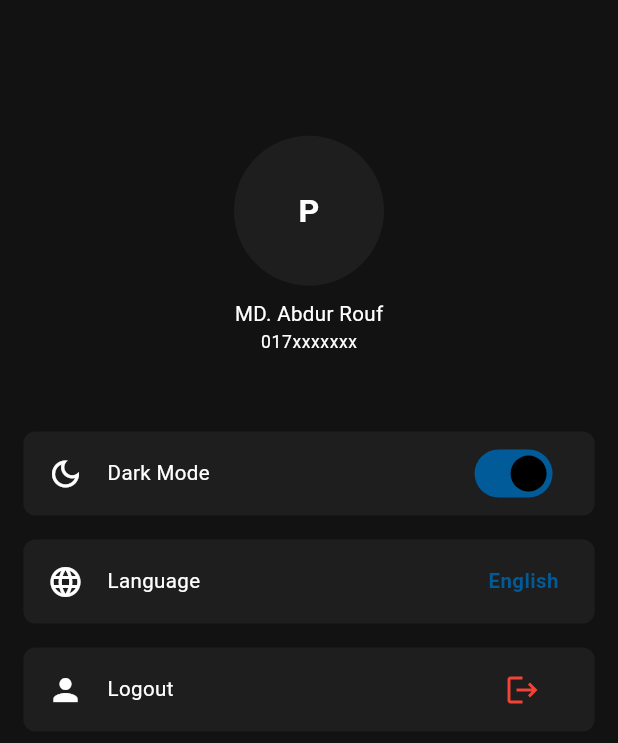
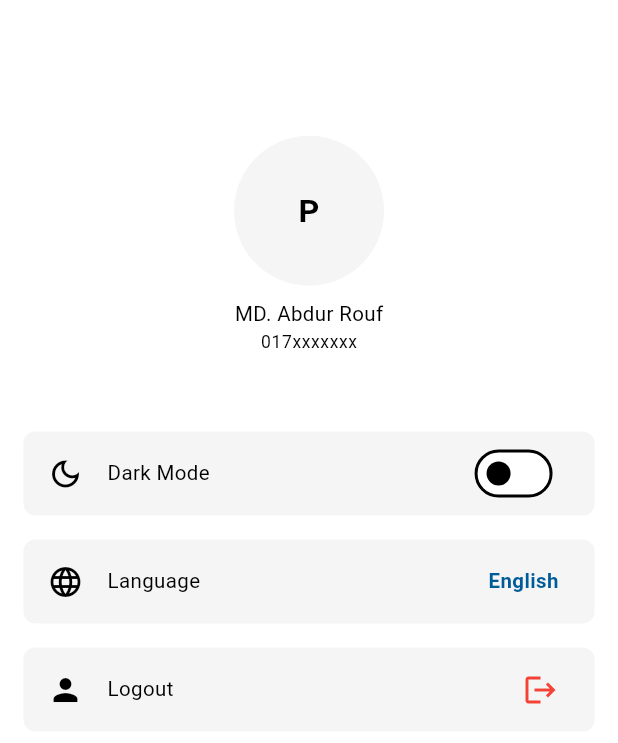
Before and after one commit to rajuislamdev/App-Testing, a Flutter app: the screen it shows after launch, after a tap on "Sign up", on a phone screen of 412 x 824 dp. Shown: the top 743 px of the screen. Run offline on Flutter 3.47's test engine with Material 3 defaults, Android fonts, the phone set to English and light mode, and no system bars; our stand-ins replace dio, flutter_form_builder, flutter_riverpod, flutter_screenutil, form_builder_validators, gap and 2 more; accounts and stored records are empty.

Commit message:
feat: Add multiple features
	- Design the logout dialog
	- Design the language change dialog

```diff
--- a/lib/app.dart
+++ b/lib/app.dart
@@ -1,7 +1,9 @@
 import 'package:app_test/config/app_theme.dart';
+import 'package:app_test/config/hive_constants.dart';
 import 'package:app_test/config/routes.dart';
 import 'package:flutter/material.dart';
 import 'package:flutter_screenutil/flutter_screenutil.dart';
+import 'package:hive_flutter/hive_flutter.dart';
 
 class MyApp extends StatelessWidget {
   const MyApp({super.key});
@@ -12,12 +14,18 @@ class MyApp extends StatelessWidget {
       designSize: const Size(390, 844),
       minTextAdapt: true,
       splitScreenMode: true,
-      builder: (context, child) => MaterialApp(
-        title: 'Flutter Demo',
-        theme: AppTheme.dark,
-        initialRoute: AppRoutes.splash,
-        onGenerateRoute: AppRoutes.generateRoute,
-      ),
+      builder: (context, child) => ValueListenableBuilder(
+          valueListenable: Hive.box(HiveConstants.settingsBox).listenable(),
+          builder: (context, settingsBox, _) {
+            final isDarkMode = settingsBox.get(HiveConstants.isDarkModeKey,
+                defaultValue: false) as bool;
+            return MaterialApp(
+              title: 'Flutter Demo',
+              theme: isDarkMode ? AppTheme.dark : AppTheme.light,
+              initialRoute: AppRoutes.splash,
+              onGenerateRoute: AppRoutes.generateRoute,
+            );
+          }),
     );
   }
 }
--- a/lib/componants/custom_button.dart
+++ b/lib/componants/custom_button.dart
@@ -3,16 +3,21 @@ import 'package:flutter/material.dart';
 class CustomButton extends StatelessWidget {
   final VoidCallback onPressed;
   final String text;
+  final Color? backgroundColor;
 
   const CustomButton({
     super.key,
     required this.onPressed,
     required this.text,
+    this.backgroundColor,
   });
 
   @override
   Widget build(BuildContext context) {
     return ElevatedButton(
+      style: ElevatedButton.styleFrom(
+        backgroundColor: backgroundColor,
+      ),
       onPressed: onPressed,
       child: Text(text),
     );
--- a/lib/config/app_constants.dart
+++ b/lib/config/app_constants.dart
@@ -1,7 +1,4 @@
 class AppConstants {
-  AppConstants._();
-  static AppConstants instance = AppConstants._();
-
   static const String baseUrl = 'https://demo.readyecommerce.app/api';
   static const String signUp = '$baseUrl/registration';
   static const String login = '$baseUrl/login';
--- a/lib/config/app_theme.dart
+++ b/lib/config/app_theme.dart
@@ -28,6 +28,14 @@ class AppTheme {
       scaffoldBackgroundColor: AppColors.whiteColor,
       textTheme: _lightTextTheme,
       appBarTheme: _appBarTheme(),
+      dialogTheme: DialogTheme(
+        insetPadding: EdgeInsets.symmetric(horizontal: 20.w, vertical: 20.h),
+        barrierColor: AppColors.darkScaffoldColor.withOpacity(0.8),
+        backgroundColor: AppColors.whiteColor,
+        shape: RoundedRectangleBorder(
+          borderRadius: BorderRadius.circular(7.0),
+        ),
+      ),
     );
   }
 
@@ -44,6 +52,13 @@ class AppTheme {
       scaffoldBackgroundColor: AppColors.darkScaffoldColor,
       textTheme: _darkTextTheme,
       appBarTheme: _appBarTheme(),
+      dialogTheme: DialogTheme(
+        barrierColor: AppColors.whiteColor.withOpacity(0.3),
+        backgroundColor: AppColors.darkScaffoldColor,
+        shape: RoundedRectangleBorder(
+          borderRadius: BorderRadius.circular(7.0),
+        ),
+      ),
     );
   }
 
--- /dev/null
+++ b/lib/config/hive_constants.dart
@@ -0,0 +1,10 @@
+class HiveConstants {
+  // Hive Boxes
+  static const String userBox = 'userBox';
+  static const String settingsBox = 'settingsBox';
+
+  // Hive Keys
+  static const String userKey = 'userKey';
+  static const String isDarkModeKey = 'isDarkModeKey';
+  static const String languageKey = 'languageKey';
+}
--- a/lib/main.dart
+++ b/lib/main.dart
@@ -1,9 +1,15 @@
 import 'package:app_test/app.dart';
+import 'package:app_test/services/hive_service.dart';
 import 'package:flutter/material.dart';
 import 'package:flutter_riverpod/flutter_riverpod.dart';
 
-void main() => runApp(
-      const ProviderScope(
-        child: MyApp(),
-      ),
-    );
+void main() async {
+  WidgetsFlutterBinding.ensureInitialized();
+  await HiveService().init();
+
+  runApp(
+    const ProviderScope(
+      child: MyApp(),
+    ),
+  );
+}
--- /dev/null
+++ b/lib/services/hive_service.dart
@@ -0,0 +1,28 @@
+import 'package:app_test/config/hive_constants.dart';
+import 'package:app_test/services/interface/hive_service_interface.dart';
+import 'package:hive_flutter/hive_flutter.dart';
+
+class HiveService implements HiveServiceInterface {
+  static final HiveService _instance = HiveService._internal();
+  factory HiveService() => _instance;
+  HiveService._internal();
+
+  @override
+  Future<void> init() async {
+    await Hive.initFlutter();
+    await Hive.openBox(HiveConstants.userBox);
+    await Hive.openBox(HiveConstants.settingsBox);
+  }
+
+  @override
+  void setAppLanguage({required String languageCode}) {
+    final appSettingsBox = Hive.box(HiveConstants.settingsBox);
+    appSettingsBox.put(HiveConstants.languageKey, languageCode);
+  }
+
+  @override
+  void setAppThemeMode({required bool isDarkMode}) {
+    final appSettingsBox = Hive.box(HiveConstants.settingsBox);
+    appSettingsBox.put(HiveConstants.isDarkModeKey, isDarkMode,);
+  }
+}
--- /dev/null
+++ b/lib/services/interface/hive_service_interface.dart
@@ -0,0 +1,5 @@
+abstract class HiveServiceInterface {
+  Future<void> init();
+  void setAppThemeMode({required bool isDarkMode});
+  void setAppLanguage({required String languageCode});
+}
--- a/lib/views/profile/profile_screen.dart
+++ b/lib/views/profile/profile_screen.dart
@@ -1,7 +1,12 @@
+import 'package:app_test/componants/confirmation_dialog.dart';
+import 'package:app_test/componants/language_select_dialog.dart';
+import 'package:app_test/config/hive_constants.dart';
+import 'package:app_test/services/hive_service.dart';
 import 'package:app_test/views/profile/widgets/setting_card_widget.dart';
 import 'package:flutter/material.dart';
 import 'package:flutter_screenutil/flutter_screenutil.dart';
 import 'package:gap/gap.dart';
+import 'package:hive_flutter/hive_flutter.dart';
 
 class ProfileScreen extends StatelessWidget {
   const ProfileScreen({super.key});
@@ -26,6 +31,25 @@ class ProfileScreen extends StatelessWidget {
 class _UserProfileSettings extends StatelessWidget {
   const _UserProfileSettings();
 
+  void _showConfirmationDialog(BuildContext context) {
+    showDialog(
+      context: context,
+      builder: (_) => ConfirmationDialog(
+        title: 'Logout',
+        message: 'Are you sure you want to logout?',
+        negativeText: 'Cancel',
+        positiveText: 'Logout',
+      ),
+    );
+  }
+
+  void _showLanguageSelectDialog(BuildContext context) {
+    showDialog(
+      context: context,
+      builder: (_) => const LanguageSelectDialog(),
+    );
+  }
+
   @override
   Widget build(BuildContext context) {
     return Flexible(
@@ -34,35 +58,47 @@ class _UserProfileSettings extends StatelessWidget {
         crossAxisAlignment: CrossAxisAlignment.start,
         mainAxisAlignment: MainAxisAlignment.start,
         children: [
-          SettingCard(
+          ValueListenableBuilder(
+              valueListenable: Hive.box(HiveConstants.settingsBox).listenable(),
+              builder: (context, settingsBox, _) {
+                final isDarkMode = settingsBox.get(HiveConstants.isDarkModeKey,
+                    defaultValue: false) as bool;
+                return SettingCard(
                   leadingIcon: Icons.dark_mode_outlined,
                   title: 'Dark Mode',
                   widget: Switch(
-              value: true,
-              onChanged: (_) {},
+                    value: isDarkMode,
+                    onChanged: (value) =>
+                        HiveService().setAppThemeMode(isDarkMode: value),
                   ),
-          ),
-          SettingCard(
+                );
+              }),
+          ValueListenableBuilder(
+            valueListenable: Hive.box(HiveConstants.settingsBox).listenable(),
+            builder: (context, settingsBox, _) {
+              final languageCode = settingsBox.get(HiveConstants.languageKey, defaultValue: 'en') as String;
+              return SettingCard(
                 leadingIcon: Icons.language_outlined,
                 title: 'Language',
                 widget: Text(
-              'English',
+                  languageCode == 'en' ? 'English' : 'Bangla',
                   style: Theme.of(context).textTheme.bodyMedium?.copyWith(
                         fontWeight: FontWeight.bold,
                         color: Theme.of(context).colorScheme.primary,
                       ),
                 ),
+                onTap: () => _showLanguageSelectDialog(context),
+              );
+            }
           ),
           SettingCard(
             leadingIcon: Icons.person,
             title: 'Logout',
-            widget: IconButton(
-              onPressed: () {},
-              icon: Icon(
+            widget: Icon(
               Icons.logout,
               color: Colors.red,
             ),
-            ),
+            onTap: () => _showConfirmationDialog(context),
           ),
         ],
       ),
--- a/lib/views/profile/widgets/setting_card_widget.dart
+++ b/lib/views/profile/widgets/setting_card_widget.dart
@@ -5,12 +5,14 @@ class SettingCard extends StatelessWidget {
   final IconData leadingIcon;
   final Widget widget;
   final double bottomPadding;
+  final VoidCallback? onTap;
   const SettingCard({
     super.key,
     required this.title,
     required this.leadingIcon,
     required this.widget,
     this.bottomPadding = 16.0,
+    this.onTap,
   });
 
   @override
@@ -25,6 +27,7 @@ class SettingCard extends StatelessWidget {
         title: Text(title, style: Theme.of(context).textTheme.bodyMedium),
         leading: Icon(leadingIcon),
         trailing: widget,
+        onTap: onTap,
       ),
     );
   }
--- a/pubspec.yaml
+++ b/pubspec.yaml
@@ -43,6 +43,7 @@ dependencies:
   gap: ^3.0.1
   flutter_form_builder: ^9.5.0
   form_builder_validators: ^11.0.0
+  hive_flutter: ^1.1.0
 
 dev_dependencies:
   flutter_test:
```
Also changed, not shown: lib/componants/confirmation_dialog.dart (added, +67 -0 lines), lib/componants/language_select_dialog.dart (added, +131 -0 lines), pubspec.lock, 1 other file. Lines whose indentation alone changed are shown as unchanged.
